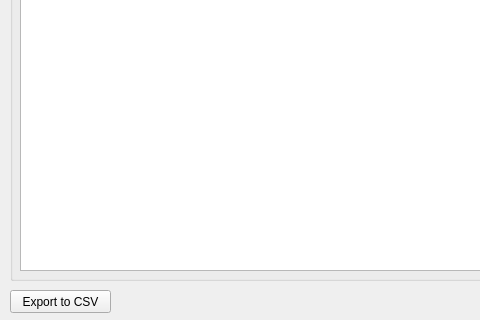
Old version of the form widgets/data_checker/error_summary_dialog.ui in the repository Geoportail-Luxembourg/qgis-pag-plugin; both pictures show x 0 to 480 and y 280 to 600 of the 800 by 600 pixel window.
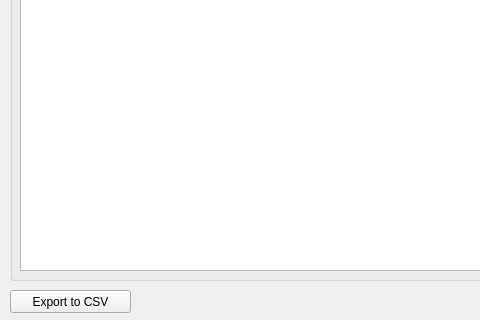
New version of the form.

Patch:
```diff
--- a/widgets/data_checker/error_summary_dialog.ui
+++ b/widgets/data_checker/error_summary_dialog.ui
@@ -117,7 +117,7 @@
     <rect>
      <x>10</x>
      <y>570</y>
-     <width>101</width>
+     <width>121</width>
      <height>23</height>
     </rect>
    </property>
```
